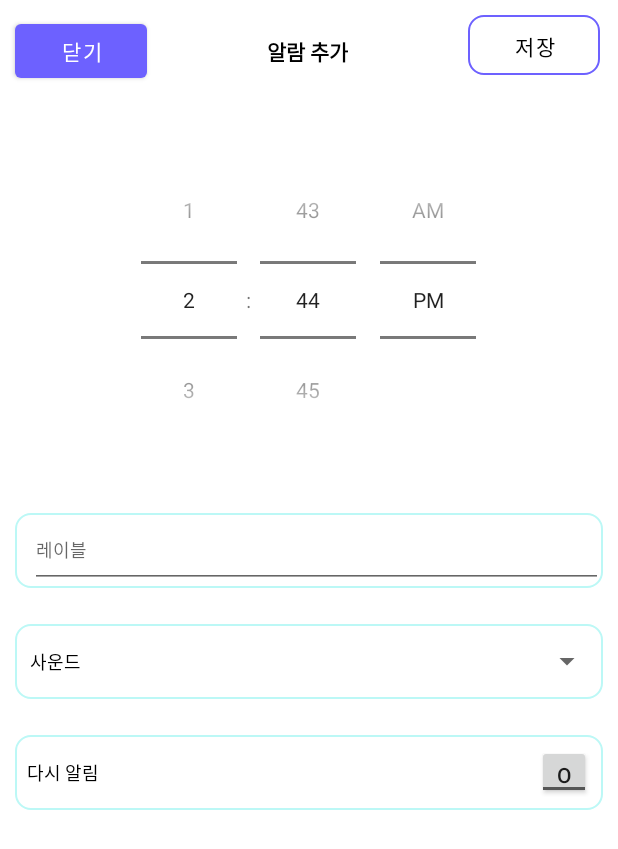
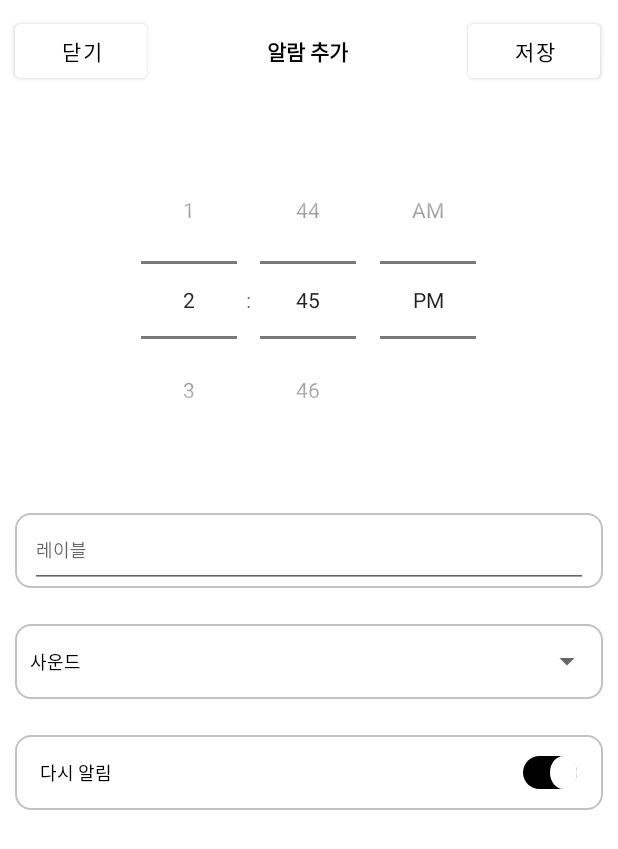
Before and after one commit to 55soup/HeyDude, an Android app: the SetAlarmActivity screen opened directly, with no data from a screen before it, on a phone screen of 412 x 824 dp. Shown: the top 849 px of the screen. Run offline under Robolectric (Android 15) with nearby library versions, the phone set to English and light mode, and no system bars.

Commit message:
SwitchCompat 커스텀, 알람 추가 레이아웃 완료

```diff
--- a/app/build.gradle
+++ b/app/build.gradle
@@ -42,6 +42,8 @@ dependencies {
     implementation 'com.squareup.retrofit2:retrofit:2.6.1' //라이브러리 의존성 추가
     //역직렬화 작업을 위한 컨버터 라이브러리 추가
     implementation 'com.squareup.retrofit2:converter-gson:2.6.1'
+    //토글버튼 커스텀
+//    implementation 'com.github.angade25:toggle:1.1.0'
 
     implementation 'androidx.core:core-ktx:1.7.0'
     implementation 'androidx.appcompat:appcompat:1.5.1'
--- a/app/src/main/java/com/mirim/hey_dude/SetAlarmActivity.kt
+++ b/app/src/main/java/com/mirim/hey_dude/SetAlarmActivity.kt
@@ -5,9 +5,23 @@ import android.content.Intent
 import android.icu.number.Scale.none
 import androidx.appcompat.app.AppCompatActivity
 import android.os.Bundle
+import android.util.Log
+import android.widget.Switch
+import android.widget.ToggleButton
+import androidx.appcompat.widget.SwitchCompat
 import com.example.hey_dude.R
 //알람 설정 페이지
 class SetAlarmActivity : AppCompatActivity() {
+    override fun onCreate(savedInstanceState: Bundle?) {
+        super.onCreate(savedInstanceState)
+
+        setContentView(R.layout.activity_set_alarm)
+
+        //다시 알람 토글 버튼 이벤트트
+        val switch: SwitchCompat = findViewById(R.id.switchView)
+        switch.setOnCheckedChangeListener { compoundButton, ischecked ->  }
+
+    }
 
     companion object {
         fun newIntent(context: Context): Intent {
@@ -16,13 +30,11 @@ class SetAlarmActivity : AppCompatActivity() {
 
     }
 
-    override fun onCreate(savedInstanceState: Bundle?) {
-        super.onCreate(savedInstanceState)
-        setContentView(R.layout.activity_set_alarm)
-    }
-
     override fun onBackPressed() {
         super.onBackPressed()
         overridePendingTransition(R.anim.slide_up_enter, R.anim.slide_down_exit)
     }
+
+
+
 }
--- a/app/src/main/res/drawable/round_layout.xml
+++ b/app/src/main/res/drawable/round_layout.xml
@@ -1,7 +1,7 @@
 <?xml version="1.0" encoding="utf-8"?>
 <shape xmlns:android="http://schemas.android.com/apk/res/android">
         <solid android:color="#FFFFFF"/>
-        <stroke android:width="1dp" android:color="#BCF8F6" />
+        <stroke android:width="1dp" android:color="#c2c2c2" />
         <corners android:radius="10dip"/>
         <padding android:left="0dip" android:top="0dip" android:right="0dip" android:bottom="0dip" />
 </shape>
--- /dev/null
+++ b/app/src/main/res/drawable/selector_switch.xml
@@ -0,0 +1,5 @@
+<?xml version="1.0" encoding="utf-8"?>
+<selector xmlns:android="http://schemas.android.com/apk/res/android">
+    <item android:drawable="@drawable/shape_switch_track_off" android:state_checked="false" />
+    <item android:drawable="@drawable/shape_switch_track_on" android:state_checked="true" />
+</selector>
--- /dev/null
+++ b/app/src/main/res/drawable/shape_switch_thumb.xml
@@ -0,0 +1,11 @@
+<?xml version="1.0" encoding="utf-8"?>
+<shape xmlns:android="http://schemas.android.com/apk/res/android"
+    android:shape="oval">
+    <size
+        android:width="18dp"
+        android:height="18dp"/>
+
+    <solid
+        android:color="#fff"/>
+
+</shape>
--- /dev/null
+++ b/app/src/main/res/drawable/shape_switch_track_off.xml
@@ -0,0 +1,12 @@
+<?xml version="1.0" encoding="utf-8"?>
+<shape xmlns:android="http://schemas.android.com/apk/res/android"
+    android:shape="rectangle">
+    <corners
+        android:radius="30dp"/>
+    <size
+        android:width="36dp"
+        android:height="22dp" />
+
+    <solid
+        android:color="#C2C2C2"/>
+</shape>
--- /dev/null
+++ b/app/src/main/res/drawable/shape_switch_track_on.xml
@@ -0,0 +1,12 @@
+<?xml version="1.0" encoding="utf-8"?>
+<shape xmlns:android="http://schemas.android.com/apk/res/android"
+    android:shape="rectangle">
+    <corners
+        android:radius="30dp"/>
+    <size
+        android:width="36dp"
+        android:height="22dp" />
+
+    <solid
+        android:color="#000"/>
+</shape>
--- a/app/src/main/res/layout/activity_set_alarm.xml
+++ b/app/src/main/res/layout/activity_set_alarm.xml
@@ -2,6 +2,7 @@
 <LinearLayout
     xmlns:android="http://schemas.android.com/apk/res/android"
     xmlns:tools="http://schemas.android.com/tools"
+    xmlns:app="http://schemas.android.com/apk/res-auto"
     android:orientation="vertical"
     android:layout_width="match_parent"
     android:layout_height="match_parent"
@@ -12,6 +13,8 @@
         android:layout_width="match_parent"
         android:layout_height="wrap_content">
         <Button
+            android:backgroundTint="@color/white"
+            android:textColor="@color/black"
             android:id="@+id/cancel_btn"
             android:layout_width="wrap_content"
             android:layout_height="wrap_content"
@@ -27,13 +30,13 @@
             android:layout_width="wrap_content"
             android:layout_height="wrap_content"/>
         <Button
+            android:backgroundTint="@color/white"
+            android:textColor="@color/black"
             android:id="@+id/save_btn"
             android:layout_width="wrap_content"
-            android:layout_height="40dp"
+            android:layout_height="wrap_content"
             android:layout_gravity="right"
             android:layout_marginRight="10dp"
-            android:background="@drawable/radius"
-            android:textColor="@color/black"
             android:gravity="center"
             android:text="저장" />
     </LinearLayout>
@@ -60,6 +63,7 @@
             <EditText
                 android:textSize="12dp"
                 android:layout_marginLeft="10dp"
+                android:layout_marginRight="10dp"
                 android:layout_width="match_parent"
                 android:layout_height="match_parent"
                 android:layout_gravity="left"
@@ -95,11 +99,19 @@
                 android:textColor="@color/black"
                 android:textSize="12dp"
                 android:text="다시 알림"
-                android:layout_width="340dp"
+                android:layout_marginLeft="10dp"
+                android:layout_width="300dp"
                 android:layout_height="wrap_content"/>
-            <ToggleButton
-                android:layout_width="36dp"
-                android:layout_height="36dp"/>
+            <androidx.appcompat.widget.SwitchCompat
+                android:id="@+id/switchView"
+                android:checked="true"
+                android:layout_marginLeft="10dp"
+                android:layout_marginRight="10dp"
+                android:thumb="@drawable/shape_switch_thumb"
+                app:track="@drawable/selector_switch"
+                android:layout_width="wrap_content"
+                android:layout_height="wrap_content"/>
+
         </LinearLayout>
     </LinearLayout>
 </LinearLayout>
```
